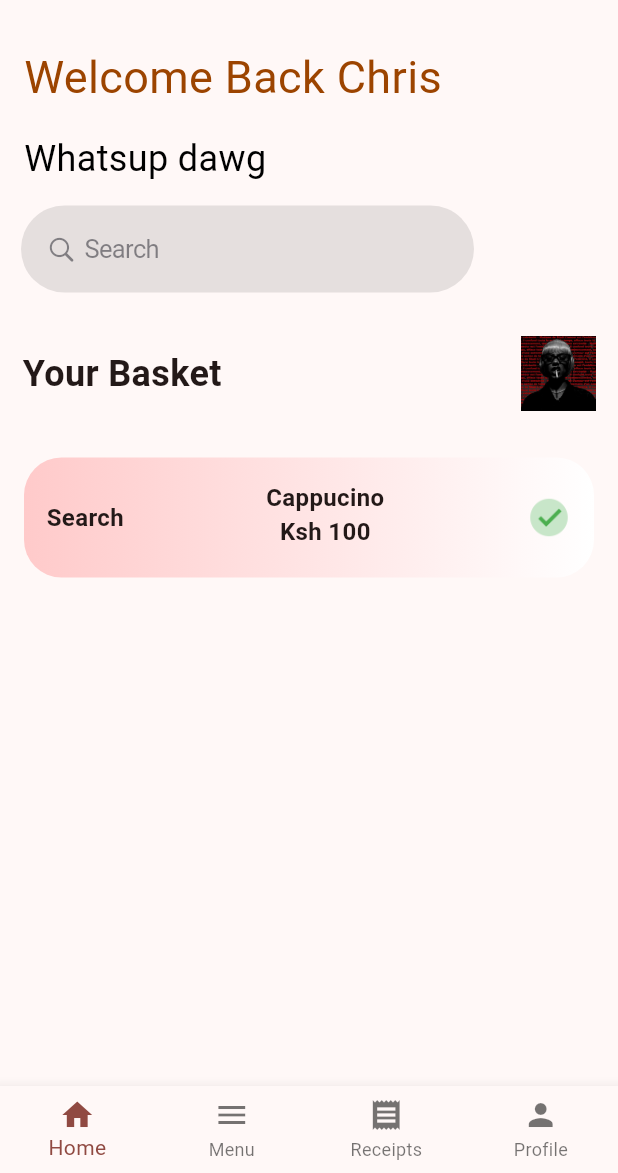
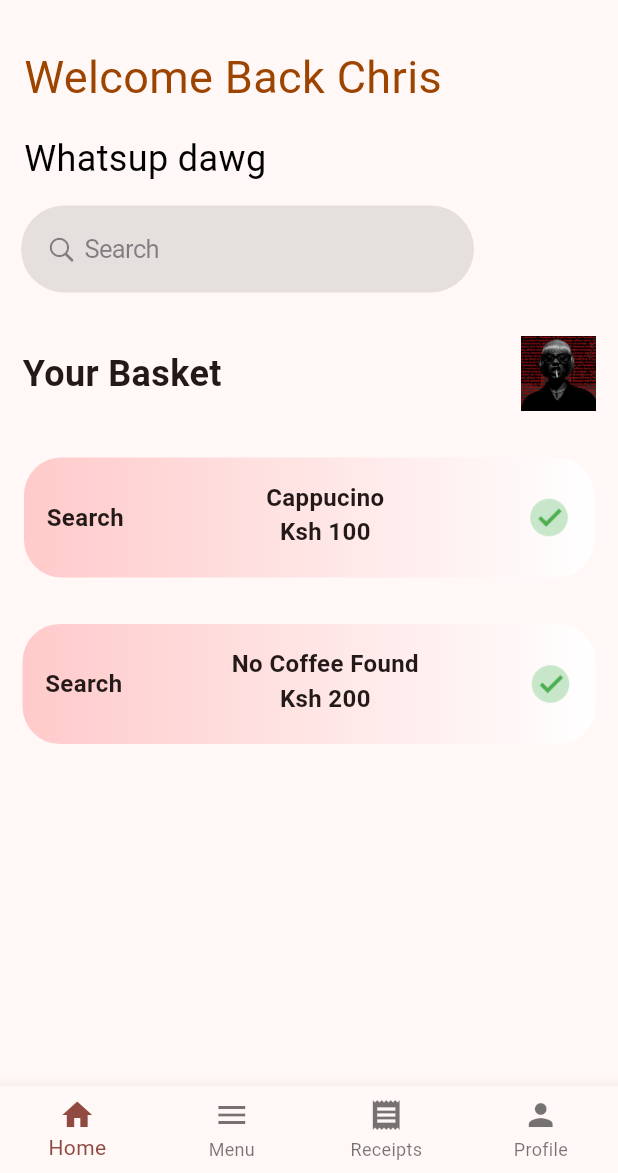
Before and after one commit to Houstonsboy/SBS-coffee-mobile-system, a Flutter app: the screen it shows after launch, on a phone screen of 412 x 824 dp, the part 63-1236 px from its top. Run offline on Flutter 3.47's test engine with Material 3 defaults, Android fonts, the phone set to English and light mode, and no system bars; our stand-ins replace cloud_firestore, firebase_core; accounts and stored records are empty.

Commit message:
able to pull test data from the db in the ordertab.dart

```diff
--- a/lib/homepage/homepage.dart
+++ b/lib/homepage/homepage.dart
@@ -1,5 +1,6 @@
 import 'package:flutter/material.dart';
 import '../maindashboardwidgets/searchicon.dart';
+import 'ordertab.dart';
 
 class HomePage extends StatelessWidget {
   const HomePage({super.key});
@@ -110,7 +111,11 @@ class HomePage extends StatelessWidget {
                 ],
               ),
             ),
-          )
+          ),
+          Padding(
+            padding: const EdgeInsets.all(15.0),
+            child: OrderTab(),
+          ),
         ],
       ),
     );
--- /dev/null
+++ b/lib/homepage/ordertab.dart
@@ -0,0 +1,101 @@
+import 'package:flutter/material.dart';
+import 'package:cloud_firestore/cloud_firestore.dart';
+
+class OrderTab extends StatefulWidget {
+  const OrderTab({super.key});
+
+  @override
+  _OrderTabState createState() => _OrderTabState();
+}
+
+class _OrderTabState extends State<OrderTab> {
+  String? coffeeName;
+  bool isLoading = true;
+
+  @override
+  void initState() {
+    super.initState();
+    _fetchCoffeeName();
+  }
+
+  Future<void> _fetchCoffeeName() async {
+    try {
+      var querySnapshot = await FirebaseFirestore.instance
+          .collection('coffee')
+          .where('price', isEqualTo: 200)
+          .get();
+
+      if (querySnapshot.docs.isNotEmpty) {
+        var document = querySnapshot.docs.first;
+        setState(() {
+          coffeeName = document['name'];
+          isLoading = false;
+        });
+      } else {
+        setState(() {
+          coffeeName = 'No Coffee Found';
+          isLoading = false;
+        });
+      }
+    } catch (e) {
+      setState(() {
+        coffeeName = 'Error fetching data';
+        isLoading = false;
+      });
+      print('Error fetching document: $e');
+    }
+  }
+
+  @override
+  Widget build(BuildContext context) {
+    return Container(
+      padding: const EdgeInsets.all(15.0),
+      height: 80,
+      decoration: BoxDecoration(
+        gradient: const LinearGradient(
+          colors: [
+            Color(0xFFFFCACA), // Light pink color
+            Color(0xFFFFFFFF), // White color
+          ],
+          begin: Alignment.centerLeft,
+          end: Alignment.centerRight,
+        ),
+        borderRadius: BorderRadius.circular(25.0),
+      ),
+      child: Row(
+        mainAxisAlignment: MainAxisAlignment.spaceBetween,
+        children: [
+          const Text(
+            'Search',
+            style: TextStyle(
+              fontSize: 16,
+              fontWeight: FontWeight.bold,
+            ),
+          ),
+          Column(
+            children: [
+              Text(
+                isLoading ? 'Loading...' : coffeeName ?? 'No Name',
+                style: const TextStyle(
+                  fontSize: 16,
+                  fontWeight: FontWeight.bold,
+                ),
+              ),
+              const Text(
+                'Ksh 200',
+                style: TextStyle(
+                  fontSize: 16,
+                  fontWeight: FontWeight.bold,
+                ),
+              ),
+            ],
+          ),
+          Image.asset(
+            'images/icons8-tick-48.png',
+            height: 30, // Ensure the image fits within 30px height
+          ),
+        ],
+      ),
+    );
+  }
+}
```
